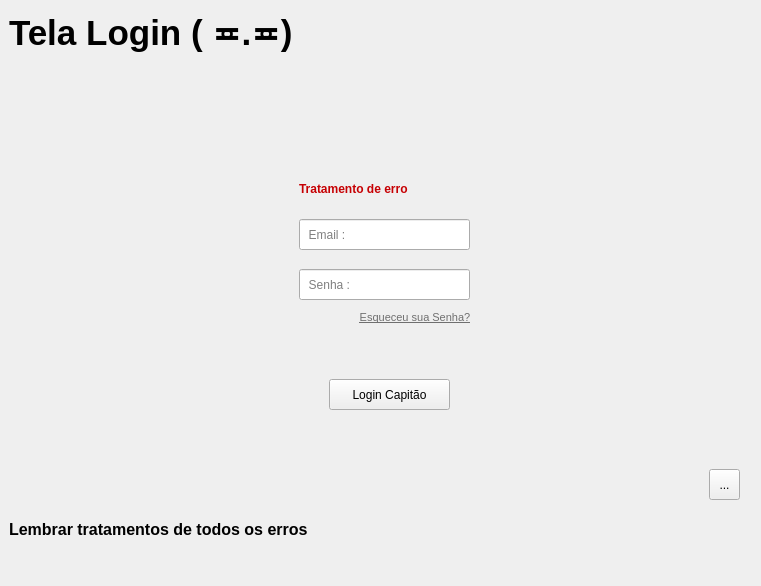
Qt form mainwindow.ui (EduardoHaagP/ProjetoPOO) before a commit.
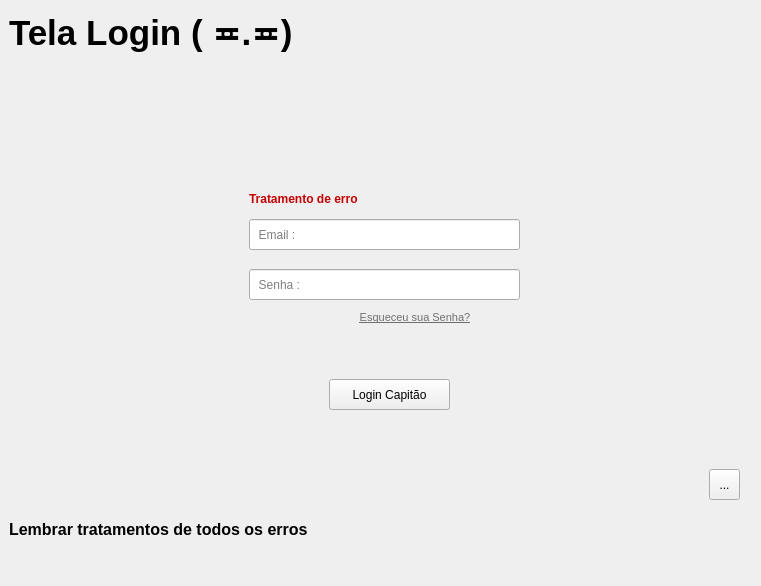
The same form after that commit.

Commit message: atualizado: autenticação login e correção falha de segmentação (SIGSEGV) ao iniciar o aplicativo

What changed in the file:
```diff
--- a/mainwindow.ui
+++ b/mainwindow.ui
@@ -67,9 +67,9 @@
        <widget class="QLineEdit" name="inpUsuario">
         <property name="geometry">
          <rect>
-          <x>290</x>
+          <x>240</x>
           <y>210</y>
-          <width>171</width>
+          <width>271</width>
           <height>31</height>
          </rect>
         </property>
@@ -637,9 +637,9 @@
        <widget class="QLineEdit" name="inpSenha">
         <property name="geometry">
          <rect>
-          <x>290</x>
+          <x>240</x>
           <y>260</y>
-          <width>171</width>
+          <width>271</width>
           <height>31</height>
          </rect>
         </property>
@@ -796,9 +796,9 @@
        <widget class="QLabel" name="txtErro">
         <property name="geometry">
          <rect>
-          <x>290</x>
-          <y>170</y>
-          <width>151</width>
+          <x>240</x>
+          <y>180</y>
+          <width>411</width>
           <height>20</height>
          </rect>
         </property>
```
The commit also changes 2 other files.
